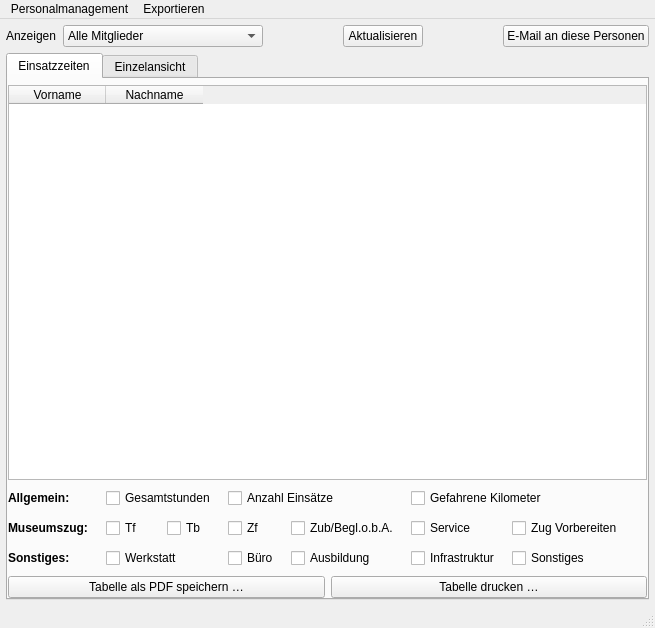
This is Programm/Einsatzplaner/personalwindow.ui in philjosch/Einsatzplaner as Qt 5 draws it before an edit. The edited form follows.
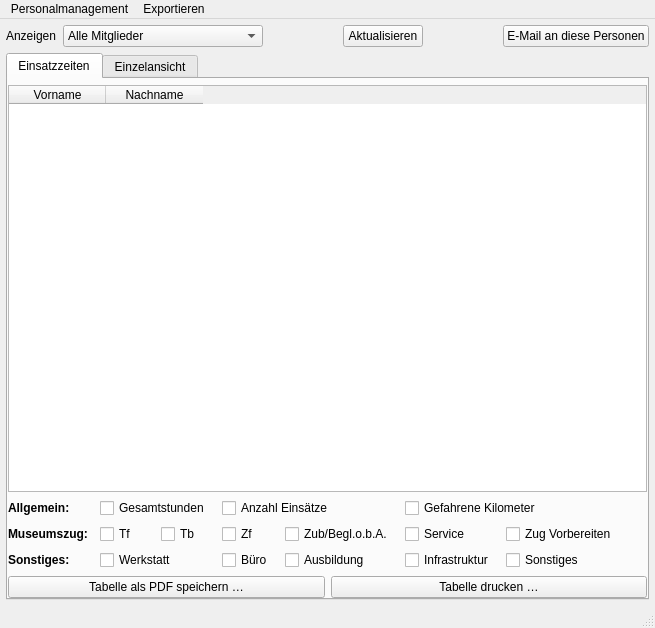
This is the edited form.

Patch:
```diff
--- a/Programm/Einsatzplaner/personalwindow.ui
+++ b/Programm/Einsatzplaner/personalwindow.ui
@@ -161,7 +161,7 @@
        <attribute name="title">
         <string>Einsatzzeiten</string>
        </attribute>
-       <layout class="QGridLayout" name="gridLayout_5" rowstretch="1,0,0" columnstretch="1,1,2">
+       <layout class="QGridLayout" name="gridLayout_5" rowstretch="1,0,0" columnstretch="1,1">
         <property name="leftMargin">
          <number>0</number>
         </property>
@@ -177,7 +177,7 @@
         <property name="spacing">
          <number>6</number>
         </property>
-        <item row="0" column="0" colspan="3">
+        <item row="0" column="0" colspan="2">
          <widget class="QTableWidget" name="tabelleGesamt">
           <property name="editTriggers">
            <set>QAbstractItemView::NoEditTriggers</set>
@@ -209,25 +209,13 @@
           </column>
          </widget>
         </item>
-        <item row="1" column="0" colspan="3">
+        <item row="1" column="0" colspan="2">
          <layout class="QGridLayout" name="gridTabelleSpalten" columnstretch="0,0,0,0,0,0,0,1">
           <property name="horizontalSpacing">
            <number>12</number>
           </property>
           <item row="1" column="4">
            <widget class="QCheckBox" name="checkShowZub">
-            <property name="minimumSize">
-             <size>
-              <width>0</width>
-              <height>24</height>
-             </size>
-            </property>
-            <property name="maximumSize">
-             <size>
-              <width>16777215</width>
-              <height>24</height>
-             </size>
-            </property>
             <property name="text">
              <string>Zub/Begl.o.b.A.</string>
             </property>
@@ -238,18 +226,6 @@
           </item>
           <item row="0" column="5" colspan="2">
            <widget class="QCheckBox" name="checkShowKilometer">
-            <property name="minimumSize">
-             <size>
-              <width>0</width>
-              <height>24</height>
-             </size>
-            </property>
-            <property name="maximumSize">
-             <size>
-              <width>16777215</width>
-              <height>24</height>
-             </size>
-            </property>
             <property name="text">
              <string>Gefahrene Kilometer</string>
             </property>
@@ -260,18 +236,6 @@
           </item>
           <item row="1" column="3">
            <widget class="QCheckBox" name="checkShowZf">
-            <property name="minimumSize">
-             <size>
-              <width>0</width>
-              <height>24</height>
-             </size>
-            </property>
-            <property name="maximumSize">
-             <size>
-              <width>16777215</width>
-              <height>24</height>
-             </size>
-            </property>
             <property name="text">
              <string>Zf</string>
             </property>
@@ -282,12 +246,6 @@
           </item>
           <item row="2" column="0">
            <widget class="QLabel" name="label_31">
-            <property name="minimumSize">
-             <size>
-              <width>86</width>
-              <height>0</height>
-             </size>
-            </property>
             <property name="font">
              <font>
               <weight>75</weight>
@@ -301,18 +259,6 @@
           </item>
           <item row="2" column="1" colspan="2">
            <widget class="QCheckBox" name="checkShowWerkstatt">
-            <property name="minimumSize">
-             <size>
-              <width>0</width>
-              <height>24</height>
-             </size>
-            </property>
-            <property name="maximumSize">
-             <size>
-              <width>16777215</width>
-              <height>24</height>
-             </size>
-            </property>
             <property name="text">
              <string>Werkstatt</string>
             </property>
@@ -323,18 +269,6 @@
           </item>
           <item row="1" column="6">
            <widget class="QCheckBox" name="checkShowVorbereiten">
-            <property name="minimumSize">
-             <size>
-              <width>0</width>
-              <height>24</height>
-             </size>
-            </property>
-            <property name="maximumSize">
-             <size>
-              <width>16777215</width>
-              <height>24</height>
-             </size>
-            </property>
             <property name="text">
              <string>Zug Vorbereiten</string>
             </property>
@@ -345,18 +279,6 @@
           </item>
           <item row="0" column="1" colspan="2">
            <widget class="QCheckBox" name="checkShowGesamt">
-            <property name="minimumSize">
-             <size>
-              <width>0</width>
-              <height>24</height>
-             </size>
-            </property>
-            <property name="maximumSize">
-             <size>
-              <width>16777215</width>
-              <height>24</height>
-             </size>
-            </property>
             <property name="text">
              <string>Gesamtstunden</string>
             </property>
@@ -367,18 +289,6 @@
           </item>
           <item row="1" column="5">
            <widget class="QCheckBox" name="checkShowService">
-            <property name="minimumSize">
-             <size>
-              <width>0</width>
-              <height>24</height>
-             </size>
-            </property>
-            <property name="maximumSize">
-             <size>
-              <width>16777215</width>
-              <height>24</height>
-             </size>
-            </property>
             <property name="text">
              <string>Service</string>
             </property>
@@ -389,18 +299,6 @@
           </item>
           <item row="2" column="3">
            <widget class="QCheckBox" name="checkShowBuero">
-            <property name="minimumSize">
-             <size>
-              <width>0</width>
-              <height>24</height>
-             </size>
-            </property>
-            <property name="maximumSize">
-             <size>
-              <width>16777215</width>
-              <height>24</height>
-             </size>
-            </property>
             <property name="text">
              <string>Büro</string>
             </property>
@@ -411,18 +309,6 @@
           </item>
           <item row="2" column="4">
            <widget class="QCheckBox" name="checkShowAusbildung">
-            <property name="minimumSize">
-             <size>
-              <width>0</width>
-              <height>24</height>
-             </size>
-            </property>
-            <property name="maximumSize">
-             <size>
-              <width>16777215</width>
-              <height>24</height>
-             </size>
-            </property>
             <property name="text">
              <string>Ausbildung</string>
             </property>
@@ -443,12 +329,6 @@
           </item>
           <item row="0" column="0">
            <widget class="QLabel" name="label_30">
-            <property name="minimumSize">
-             <size>
-              <width>86</width>
-              <height>0</height>
-             </size>
-            </property>
             <property name="font">
              <font>
               <weight>75</weight>
@@ -462,18 +342,6 @@
           </item>
           <item row="0" column="3" colspan="2">
            <widget class="QCheckBox" name="checkShowAnzahl">
-            <property name="minimumSize">
-             <size>
-              <width>0</width>
-              <height>24</height>
-             </size>
-            </property>
-            <property name="maximumSize">
-             <size>
-              <width>16777215</width>
-              <height>24</height>
-             </size>
-            </property>
             <property name="text">
              <string>Anzahl Einsätze</string>
             </property>
@@ -484,18 +352,6 @@
           </item>
           <item row="1" column="1">
            <widget class="QCheckBox" name="checkShowTf">
-            <property name="minimumSize">
-             <size>
-              <width>0</width>
-              <height>24</height>
-             </size>
-            </property>
-            <property name="maximumSize">
-             <size>
-              <width>16777215</width>
-              <height>24</height>
-             </size>
-            </property>
             <property name="text">
              <string>Tf</string>
             </property>
@@ -529,18 +385,6 @@
           </item>
           <item row="2" column="6">
            <widget class="QCheckBox" name="checkShowSonstiges">
-            <property name="minimumSize">
-             <size>
-              <width>0</width>
-              <height>24</height>
-             </size>
-            </property>
-            <property name="maximumSize">
-             <size>
-              <width>16777215</width>
-              <height>24</height>
-             </size>
-            </property>
             <property name="text">
              <string>Sonstiges</string>
             </property>
@@ -558,14 +402,14 @@
           </item>
          </layout>
         </item>
-        <item row="2" column="2">
+        <item row="2" column="1">
          <widget class="QPushButton" name="pushZeitenDrucken">
           <property name="text">
            <string>Tabelle drucken …</string>
           </property>
          </widget>
         </item>
-        <item row="2" column="0" colspan="2">
+        <item row="2" column="0">
          <widget class="QPushButton" name="pushZeitenPDF">
           <property name="text">
            <string>Tabelle als PDF speichern …</string>
```
